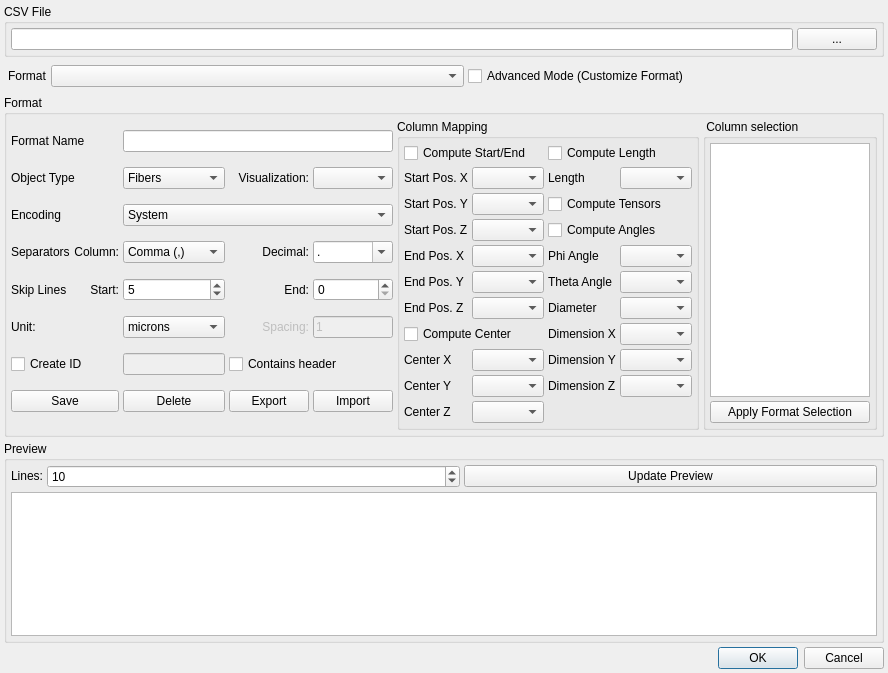
Above: modules/FeatureScout/CsvInput.ui from 3dct/open_iA before the change. Below: the same form after it.
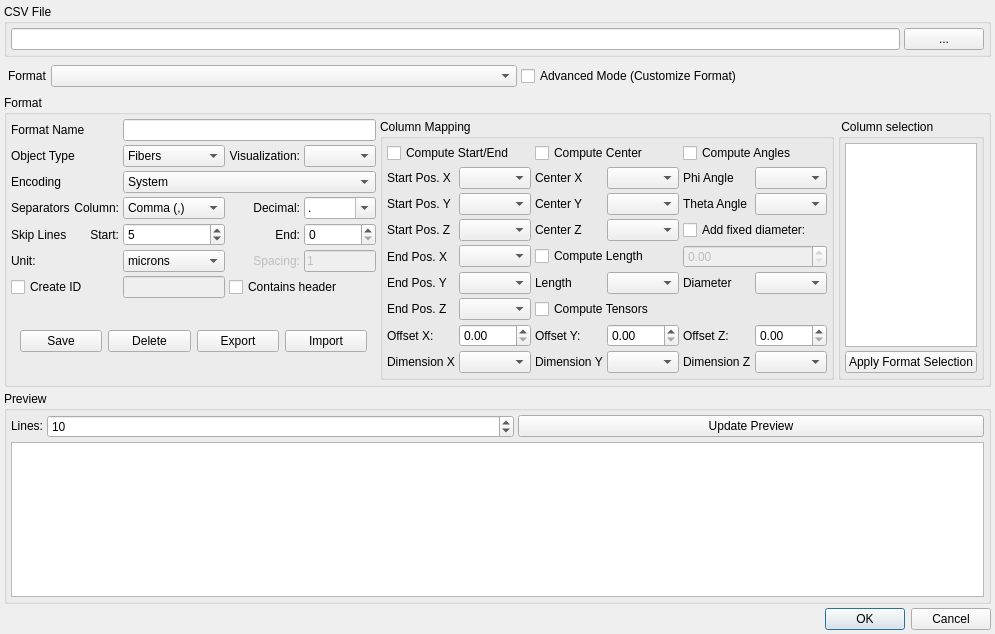
That is the form after the change.

Commit message: FeatureScout: csv - option to add fixed diameter

Diff of the .ui file:
```diff
--- a/modules/FeatureScout/CsvInput.ui
+++ b/modules/FeatureScout/CsvInput.ui
@@ -6,8 +6,8 @@
    <rect>
     <x>0</x>
     <y>0</y>
-    <width>888</width>
-    <height>673</height>
+    <width>901</width>
+    <height>634</height>
    </rect>
   </property>
   <property name="windowTitle">
@@ -149,72 +149,6 @@
         <property name="spacing">
          <number>4</number>
         </property>
-        <item row="2" column="2" colspan="3">
-         <widget class="QComboBox" name="cmbbox_Encoding">
-          <item>
-           <property name="text">
-            <string>System</string>
-           </property>
-          </item>
-          <item>
-           <property name="text">
-            <string>UTF-8</string>
-           </property>
-          </item>
-          <item>
-           <property name="text">
-            <string>ISO-8859-1</string>
-           </property>
-          </item>
-          <item>
-           <property name="text">
-            <string>Windows-1252</string>
-           </property>
-          </item>
-         </widget>
-        </item>
-        <item row="3" column="0">
-         <widget class="QLabel" name="lbl_Separators">
-          <property name="text">
-           <string>Separators</string>
-          </property>
-         </widget>
-        </item>
-        <item row="3" column="2">
-         <widget class="QComboBox" name="cmbbox_ColSeparator">
-          <property name="enabled">
-           <bool>true</bool>
-          </property>
-          <property name="editable">
-           <bool>false</bool>
-          </property>
-          <item>
-           <property name="text">
-            <string>Comma (,)</string>
-           </property>
-          </item>
-          <item>
-           <property name="text">
-            <string>Semicolon (;)</string>
-           </property>
-          </item>
-          <item>
-           <property name="text">
-            <string>Tabulator</string>
-           </property>
-          </item>
-         </widget>
-        </item>
-        <item row="3" column="3">
-         <widget class="QLabel" name="lbl_SeparatorDecimal">
-          <property name="text">
-           <string>Decimal:</string>
-          </property>
-          <property name="alignment">
-           <set>Qt::AlignRight|Qt::AlignTrailing|Qt::AlignVCenter</set>
-          </property>
-         </widget>
-        </item>
         <item row="3" column="1">
          <widget class="QLabel" name="lbl_SeparatorColumn">
           <property name="text">
@@ -242,6 +176,23 @@
           </item>
          </widget>
         </item>
+        <item row="3" column="0">
+         <widget class="QLabel" name="lbl_Separators">
+          <property name="text">
+           <string>Separators</string>
+          </property>
+         </widget>
+        </item>
+        <item row="3" column="3">
+         <widget class="QLabel" name="lbl_SeparatorDecimal">
+          <property name="text">
+           <string>Decimal:</string>
+          </property>
+          <property name="alignment">
+           <set>Qt::AlignRight|Qt::AlignTrailing|Qt::AlignVCenter</set>
+          </property>
+         </widget>
+        </item>
         <item row="1" column="3">
          <widget class="QLabel" name="lbl_VisualizeAs">
           <property name="text">
@@ -259,6 +210,69 @@
           </property>
          </widget>
         </item>
+        <item row="2" column="2" colspan="3">
+         <widget class="QComboBox" name="cmbbox_Encoding">
+          <item>
+           <property name="text">
+            <string>System</string>
+           </property>
+          </item>
+          <item>
+           <property name="text">
+            <string>UTF-8</string>
+           </property>
+          </item>
+          <item>
+           <property name="text">
+            <string>ISO-8859-1</string>
+           </property>
+          </item>
+          <item>
+           <property name="text">
+            <string>Windows-1252</string>
+           </property>
+          </item>
+         </widget>
+        </item>
+        <item row="3" column="2">
+         <widget class="QComboBox" name="cmbbox_ColSeparator">
+          <property name="enabled">
+           <bool>true</bool>
+          </property>
+          <property name="editable">
+           <bool>false</bool>
+          </property>
+          <item>
+           <property name="text">
+            <string>Comma (,)</string>
+           </property>
+          </item>
+          <item>
+           <property name="text">
+            <string>Semicolon (;)</string>
+           </property>
+          </item>
+          <item>
+           <property name="text">
+            <string>Tabulator</string>
+           </property>
+          </item>
+         </widget>
+        </item>
+        <item row="6" column="3" colspan="2">
+         <widget class="QCheckBox" name="cb_ContainsHeader">
+          <property name="text">
+           <string>Contains header</string>
+          </property>
+         </widget>
+        </item>
+        <item row="6" column="0" colspan="2">
+         <widget class="QCheckBox" name="cb_AddAutoID">
+          <property name="text">
+           <string>Create ID</string>
+          </property>
+         </widget>
+        </item>
         <item row="1" column="2">
          <widget class="QComboBox" name="cmbbox_ObjectType">
           <item>
@@ -278,6 +292,37 @@
           </item>
          </widget>
         </item>
+        <item row="6" column="2">
+         <widget class="QLineEdit" name="ed_col_ID">
+          <property name="enabled">
+           <bool>false</bool>
+          </property>
+         </widget>
+        </item>
+        <item row="5" column="4">
+         <widget class="QLineEdit" name="ed_Spacing">
+          <property name="enabled">
+           <bool>false</bool>
+          </property>
+          <property name="text">
+           <string>1</string>
+          </property>
+         </widget>
+        </item>
+        <item row="2" column="0" colspan="2">
+         <widget class="QLabel" name="lbl_Encoding">
+          <property name="text">
+           <string>Encoding</string>
+          </property>
+         </widget>
+        </item>
+        <item row="4" column="4">
+         <widget class="QSpinBox" name="ed_SkipLinesEnd">
+          <property name="maximum">
+           <number>9999999</number>
+          </property>
+         </widget>
+        </item>
         <item row="1" column="0" colspan="2">
          <widget class="QLabel" name="lbl_ObjectType">
           <property name="text">
@@ -285,27 +330,13 @@
           </property>
          </widget>
         </item>
-        <item row="0" column="2" colspan="3">
-         <widget class="QLineEdit" name="ed_FormatName"/>
-        </item>
-        <item row="1" column="4">
-         <widget class="QComboBox" name="cmbbox_VisualizeAs"/>
-        </item>
-        <item row="4" column="0">
-         <widget class="QLabel" name="lbl_SkipLines">
-          <property name="text">
-           <string>Skip Lines</string>
-          </property>
-         </widget>
-        </item>
-        <item row="4" column="1">
-         <widget class="QLabel" name="lbl_SkipLinesStart">
-          <property name="text">
-           <string>Start:</string>
-          </property>
-          <property name="alignment">
-           <set>Qt::AlignRight|Qt::AlignTrailing|Qt::AlignVCenter</set>
-          </property>
+        <item row="5" column="2">
+         <widget class="QComboBox" name="cmbbox_Unit">
+          <item>
+           <property name="text">
+            <string>microns</string>
+           </property>
+          </item>
          </widget>
         </item>
         <item row="4" column="2">
@@ -324,6 +355,9 @@
           </property>
          </widget>
         </item>
+        <item row="0" column="2" colspan="3">
+         <widget class="QLineEdit" name="ed_FormatName"/>
+        </item>
         <item row="4" column="3">
          <widget class="QLabel" name="lbl_SkipLinesEnd">
           <property name="text">
@@ -334,90 +368,6 @@
           </property>
          </widget>
         </item>
-        <item row="4" column="4">
-         <widget class="QSpinBox" name="ed_SkipLinesEnd">
-          <property name="maximum">
-           <number>9999999</number>
-          </property>
-         </widget>
-        </item>
-        <item row="5" column="3">
-         <widget class="QLabel" name="lbl_Spacing">
-          <property name="enabled">
-           <bool>false</bool>
-          </property>
-          <property name="text">
-           <string>Spacing:</string>
-          </property>
-          <property name="alignment">
-           <set>Qt::AlignRight|Qt::AlignTrailing|Qt::AlignVCenter</set>
-          </property>
-         </widget>
-        </item>
-        <item row="5" column="4">
-         <widget class="QLineEdit" name="ed_Spacing">
-          <property name="enabled">
-           <bool>false</bool>
-          </property>
-          <property name="text">
-           <string>1</string>
-          </property>
-         </widget>
-        </item>
-        <item row="6" column="2">
-         <widget class="QLineEdit" name="ed_col_ID">
-          <property name="enabled">
-           <bool>false</bool>
-          </property>
-         </widget>
-        </item>
-        <item row="6" column="3" colspan="2">
-         <widget class="QCheckBox" name="cb_ContainsHeader">
-          <property name="text">
-           <string>Contains header</string>
-          </property>
-         </widget>
-        </item>
-        <item row="7" column="4">
-         <widget class="QPushButton" name="btn_ImportFormat">
-          <property name="text">
-           <string>Import</string>
-          </property>
-         </widget>
-        </item>
-        <item row="7" column="3">
-         <widget class="QPushButton" name="btn_ExportFormat">
-          <property name="text">
-           <string>Export</string>
-          </property>
-         </widget>
-        </item>
-        <item row="7" column="2">
-         <widget class="QPushButton" name="btn_DeleteFormat">
-          <property name="text">
-           <string>Delete</string>
-          </property>
-         </widget>
-        </item>
-        <item row="7" column="0" colspan="2">
-         <widget class="QPushButton" name="btn_SaveFormat">
-          <property name="enabled">
-           <bool>true</bool>
-          </property>
-          <property name="text">
-           <string>Save</string>
-          </property>
-         </widget>
-        </item>
-        <item row="5" column="2">
-         <widget class="QComboBox" name="cmbbox_Unit">
-          <item>
-           <property name="text">
-            <string>microns</string>
-           </property>
-          </item>
-         </widget>
-        </item>
         <item row="5" column="0" colspan="2">
          <widget class="QLabel" name="lbl_Unit">
           <property name="text">
@@ -425,18 +375,74 @@
           </property>
          </widget>
         </item>
-        <item row="2" column="0" colspan="2">
-         <widget class="QLabel" name="lbl_Encoding">
+        <item row="5" column="3">
+         <widget class="QLabel" name="lbl_Spacing">
+          <property name="enabled">
+           <bool>false</bool>
+          </property>
           <property name="text">
-           <string>Encoding</string>
+           <string>Spacing:</string>
           </property>
+          <property name="alignment">
+           <set>Qt::AlignRight|Qt::AlignTrailing|Qt::AlignVCenter</set>
+          </property>
          </widget>
         </item>
-        <item row="6" column="0" colspan="2">
-         <widget class="QCheckBox" name="cb_AddAutoID">
+        <item row="4" column="1">
+         <widget class="QLabel" name="lbl_SkipLinesStart">
           <property name="text">
-           <string>Create ID</string>
+           <string>Start:</string>
           </property>
+          <property name="alignment">
+           <set>Qt::AlignRight|Qt::AlignTrailing|Qt::AlignVCenter</set>
+          </property>
+         </widget>
+        </item>
+        <item row="1" column="4">
+         <widget class="QComboBox" name="cmbbox_VisualizeAs"/>
+        </item>
+        <item row="4" column="0">
+         <widget class="QLabel" name="lbl_SkipLines">
+          <property name="text">
+           <string>Skip Lines</string>
+          </property>
+         </widget>
+        </item>
+        <item row="7" column="0" colspan="5">
+         <widget class="QWidget" name="widget" native="true">
+          <layout class="QHBoxLayout" name="horizontalLayout">
+           <item>
+            <widget class="QPushButton" name="btn_SaveFormat">
+             <property name="enabled">
+              <bool>true</bool>
+             </property>
+             <property name="text">
+              <string>Save</string>
+             </property>
+            </widget>
+           </item>
+           <item>
+            <widget class="QPushButton" name="btn_DeleteFormat">
+             <property name="text">
+              <string>Delete</string>
+             </property>
+            </widget>
+           </item>
+           <item>
+            <widget class="QPushButton" name="btn_ExportFormat">
+             <property name="text">
+              <string>Export</string>
+             </property>
+            </widget>
+           </item>
+           <item>
+            <widget class="QPushButton" name="btn_ImportFormat">
+             <property name="text">
+              <string>Import</string>
+             </property>
+            </widget>
+           </item>
+          </layout>
          </widget>
         </item>
        </layout>
@@ -465,32 +471,67 @@
          <property name="spacing">
           <number>4</number>
          </property>
-         <item row="3" column="1">
-          <widget class="QComboBox" name="cmbbox_col_PosStartZ"/>
+         <item row="8" column="4">
+          <widget class="QLabel" name="lb_ofsZ">
+           <property name="text">
+            <string>Offset Z:</string>
+           </property>
+          </widget>
          </item>
-         <item row="4" column="1">
-          <widget class="QComboBox" name="cmbbox_col_PosEndX"/>
+         <item row="6" column="3">
+          <widget class="QComboBox" name="cmbbox_col_Length">
+           <property name="enabled">
+            <bool>true</bool>
+           </property>
+          </widget>
          </item>
-         <item row="5" column="1">
-          <widget class="QComboBox" name="cmbbox_col_PosEndY"/>
+         <item row="1" column="5">
+          <widget class="QComboBox" name="cmbbox_col_Phi">
+           <property name="enabled">
+            <bool>true</bool>
+           </property>
+          </widget>
          </item>
-         <item row="8" column="0">
-          <widget class="QLabel" name="lbl_col_posCenterX">
+         <item row="4" column="2" colspan="2">
+          <widget class="QCheckBox" name="cb_ComputeLength">
            <property name="text">
-            <string>Center X</string>
+            <string>Compute Length</string>
+           </property>
+          </widget>
+         </item>
+         <item row="8" column="5">
+          <widget class="QDoubleSpinBox" name="sb_OfsZ"/>
+         </item>
+         <item row="6" column="2">
+          <widget class="QLabel" name="lbl_col_length">
+           <property name="text">
+            <string>Length</string>
            </property>
           </widget>
          </item>
          <item row="1" column="1">
           <widget class="QComboBox" name="cmbbox_col_PosStartX"/>
          </item>
-         <item row="5" column="0">
-          <widget class="QLabel" name="lbl_col_posEndY">
+         <item row="2" column="4">
+          <widget class="QLabel" name="lbl_col_theta">
+           <property name="enabled">
+            <bool>true</bool>
+           </property>
            <property name="text">
-            <string>End Pos. Y</string>
+            <string>Theta Angle</string>
            </property>
           </widget>
          </item>
+         <item row="4" column="0">
+          <widget class="QLabel" name="lbl_col_posEndX">
+           <property name="text">
+            <string>End Pos. X</string>
+           </property>
+          </widget>
+         </item>
+         <item row="3" column="1">
+          <widget class="QComboBox" name="cmbbox_col_PosStartZ"/>
+         </item>
          <item row="2" column="0">
           <widget class="QLabel" name="lbl_col_posStartY">
            <property name="text">
@@ -498,26 +539,23 @@
            </property>
           </widget>
          </item>
+         <item row="3" column="0">
+          <widget class="QLabel" name="lbl_col_posStartZ">
+           <property name="text">
+            <string>Start Pos. Z</string>
+           </property>
+          </widget>
+         </item>
+         <item row="1" column="3">
+          <widget class="QComboBox" name="cmbbox_col_PosCenterX">
+           <property name="enabled">
+            <bool>true</bool>
+           </property>
+          </widget>
+         </item>
          <item row="2" column="1">
           <widget class="QComboBox" name="cmbbox_col_PosStartY"/>
          </item>
-         <item row="4" column="0">
-          <widget class="QLabel" name="lbl_col_posEndX">
-           <property name="text">
-            <string>End Pos. X</string>
-           </property>
-          </widget>
-         </item>
-         <item row="6" column="0">
-          <widget class="QLabel" name="lbl_col_posEndZ">
-           <property name="text">
-            <string>End Pos. Z</string>
-           </property>
-          </widget>
-         </item>
-         <item row="6" column="1">
-          <widget class="QComboBox" name="cmbbox_col_PosEndZ"/>
-         </item>
          <item row="1" column="0">
           <widget class="QLabel" name="lbl_col_posStartX">
            <property name="text">
@@ -525,113 +563,70 @@
            </property>
           </widget>
          </item>
-         <item row="7" column="0" colspan="2">
-          <widget class="QCheckBox" name="cb_ComputeCenter">
-           <property name="text">
-            <string>Compute Center</string>
-           </property>
-          </widget>
-         </item>
-         <item row="3" column="0">
-          <widget class="QLabel" name="lbl_col_posStartZ">
-           <property name="text">
-            <string>Start Pos. Z</string>
-           </property>
-          </widget>
-         </item>
-         <item row="10" column="0">
-          <widget class="QLabel" name="lbl_col_posCenterZ">
-           <property name="text">
-            <string>Center Z</string>
-           </property>
-          </widget>
-         </item>
-         <item row="8" column="1">
-          <widget class="QComboBox" name="cmbbox_col_PosCenterX">
-           <property name="enabled">
-            <bool>true</bool>
-           </property>
-          </widget>
-         </item>
-         <item row="9" column="0">
+         <item row="2" column="2">
           <widget class="QLabel" name="lbl_col_posCenterY">
            <property name="text">
             <string>Center Y</string>
            </property>
           </widget>
          </item>
-         <item row="10" column="1">
+         <item row="3" column="3">
           <widget class="QComboBox" name="cmbbox_col_PosCenterZ">
            <property name="enabled">
             <bool>true</bool>
            </property>
           </widget>
          </item>
-         <item row="9" column="1">
+         <item row="1" column="2">
+          <widget class="QLabel" name="lbl_col_posCenterX">
+           <property name="text">
+            <string>Center X</string>
+           </property>
+          </widget>
+         </item>
+         <item row="6" column="0">
+          <widget class="QLabel" name="lbl_col_posEndY">
+           <property name="text">
+            <string>End Pos. Y</string>
+           </property>
+          </widget>
+         </item>
+         <item row="3" column="2">
+          <widget class="QLabel" name="lbl_col_posCenterZ">
+           <property name="text">
+            <string>Center Z</string>
+           </property>
+          </widget>
+         </item>
+         <item row="2" column="5">
+          <widget class="QComboBox" name="cmbbox_col_Theta">
+           <property name="enabled">
+            <bool>true</bool>
+           </property>
+          </widget>
+         </item>
+         <item row="2" column="3">
           <widget class="QComboBox" name="cmbbox_col_PosCenterY">
            <property name="enabled">
             <bool>true</bool>
            </property>
           </widget>
          </item>
-         <item row="9" column="2">
-          <widget class="QLabel" name="lbl_col_dimensionZ">
-           <property name="text">
-            <string>Dimension Z</string>
-           </property>
-          </widget>
-         </item>
-         <item row="9" column="3">
-          <widget class="QComboBox" name="cmbbox_col_DimensionZ"/>
-         </item>
-         <item row="8" column="3">
-          <widget class="QComboBox" name="cmbbox_col_DimensionY"/>
-         </item>
          <item row="8" column="2">
-          <widget class="QLabel" name="lbl_col_dimensionY">
+          <widget class="QLabel" name="lb_ofsY">
            <property name="text">
-            <string>Dimension Y</string>
+            <string>Offset Y:</string>
            </property>
           </widget>
          </item>
-         <item row="7" column="2">
-          <widget class="QLabel" name="lbl_col_dimensionX">
+         <item row="8" column="0">
+          <widget class="QLabel" name="lb_ofsX">
            <property name="text">
-            <string>Dimension X</string>
+            <string>Offset X:</string>
            </property>
           </widget>
          </item>
-         <item row="7" column="3">
-          <widget class="QComboBox" name="cmbbox_col_DimensionX"/>
-         </item>
-         <item row="6" column="2">
-          <widget class="QLabel" name="lbl_col_diameter">
-           <property name="text">
-            <string>Diameter</string>
-           </property>
-          </widget>
-         </item>
-         <item row="6" column="3">
-          <widget class="QComboBox" name="cmbbox_col_Diameter"/>
-         </item>
-         <item row="5" column="2">
-          <widget class="QLabel" name="lbl_col_theta">
-           <property name="enabled">
-            <bool>true</bool>
-           </property>
-           <property name="text">
-            <string>Theta Angle</string>
-           </property>
-          </widget>
-         </item>
-         <item row="5" column="3">
-          <widget class="QComboBox" name="cmbbox_col_Theta">
-           <property name="enabled">
-            <bool>true</bool>
-           </property>
-          </widget>
-         </item>
-         <item row="4" column="2">
+         <item row="1" column="4">
           <widget class="QLabel" name="lbl_col_phi">
            <property name="enabled">
             <bool>true</bool>
@@ -641,47 +636,27 @@
            </property>
           </widget>
          </item>
-         <item row="4" column="3">
-          <widget class="QComboBox" name="cmbbox_col_Phi">
-           <property name="enabled">
-            <bool>true</bool>
-           </property>
-          </widget>
+         <item row="8" column="3">
+          <widget class="QDoubleSpinBox" name="sb_OfsY"/>
          </item>
-         <item row="3" column="2" colspan="2">
+         <item row="6" column="1">
+          <widget class="QComboBox" name="cmbbox_col_PosEndY"/>
+         </item>
+         <item row="4" column="1">
+          <widget class="QComboBox" name="cmbbox_col_PosEndX"/>
+         </item>
+         <item row="8" column="1">
+          <widget class="QDoubleSpinBox" name="sb_OfsX"/>
+         </item>
+         <item row="0" column="4" colspan="2">
           <widget class="QCheckBox" name="cb_ComputeAngles">
            <property name="text">
             <string>Compute Angles</string>
            </property>
           </widget>
          </item>
-         <item row="2" column="2" colspan="2">
-          <widget class="QCheckBox" name="cb_ComputeTensors">
-           <property name="text">
-            <string>Compute Tensors</string>
-           </property>
-          </widget>
-         </item>
-         <item row="1" column="3">
-          <widget class="QComboBox" name="cmbbox_col_Length">
-           <property name="enabled">
-            <bool>true</bool>
-           </property>
-          </widget>
-         </item>
-         <item row="1" column="2">
-          <widget class="QLabel" name="lbl_col_length">
-           <property name="text">
-            <string>Length</string>
-           </property>
-          </widget>
-         </item>
-         <item row="0" column="2" colspan="2">
-          <widget class="QCheckBox" name="cb_ComputeLength">
-           <property name="text">
-            <string>Compute Length</string>
-           </property>
-          </widget>
+         <item row="7" column="1">
+          <widget class="QComboBox" name="cmbbox_col_PosEndZ"/>
          </item>
          <item row="0" column="0" colspan="2">
           <widget class="QCheckBox" name="cb_ComputeStartEnd">
@@ -690,6 +665,81 @@
            </property>
           </widget>
          </item>
+         <item row="7" column="0">
+          <widget class="QLabel" name="lbl_col_posEndZ">
+           <property name="text">
+            <string>End Pos. Z</string>
+           </property>
+          </widget>
+         </item>
+         <item row="0" column="2" colspan="2">
+          <widget class="QCheckBox" name="cb_ComputeCenter">
+           <property name="text">
+            <string>Compute Center</string>
+           </property>
+          </widget>
+         </item>
+         <item row="7" column="2" colspan="2">
+          <widget class="QCheckBox" name="cb_ComputeTensors">
+           <property name="text">
+            <string>Compute Tensors</string>
+           </property>
+          </widget>
+         </item>
+         <item row="9" column="0">
+          <widget class="QLabel" name="lbl_col_dimensionX">
+           <property name="text">
+            <string>Dimension X</string>
+           </property>
+          </widget>
+         </item>
+         <item row="9" column="1">
+          <widget class="QComboBox" name="cmbbox_col_DimensionX"/>
+         </item>
+         <item row="9" column="2">
+          <widget class="QLabel" name="lbl_col_dimensionY">
+           <property name="text">
+            <string>Dimension Y</string>
+           </property>
+          </widget>
+         </item>
+         <item row="9" column="5">
+          <widget class="QComboBox" name="cmbbox_col_DimensionZ"/>
+         </item>
+         <item row="9" column="3">
+          <widget class="QComboBox" name="cmbbox_col_DimensionY"/>
+         </item>
+         <item row="9" column="4">
+          <widget class="QLabel" name="lbl_col_dimensionZ">
+           <property name="text">
+            <string>Dimension Z</string>
+           </property>
+          </widget>
+         </item>
+         <item row="3" column="4" colspan="2">
+          <widget class="QCheckBox" name="cb_FixedDiameter">
+           <property name="text">
+            <string>Add fixed diameter:</string>
+           </property>
+          </widget>
+         </item>
+         <item row="6" column="5">
+          <widget class="QComboBox" name="cmbbox_col_Diameter"/>
+         </item>
+         <item row="6" column="4">
+          <widget class="QLabel" name="lbl_col_diameter">
+           <property name="text">
+            <string>Diameter</string>
+           </property>
+          </widget>
+         </item>
+         <item row="4" column="4" colspan="2">
+          <widget class="QDoubleSpinBox" name="sb_FixedDiameter">
+           <property name="enabled">
+            <bool>false</bool>
+           </property>
+          </widget>
+         </item>
         </layout>
        </widget>
       </item>
```
The commit also changes 4 other files.
